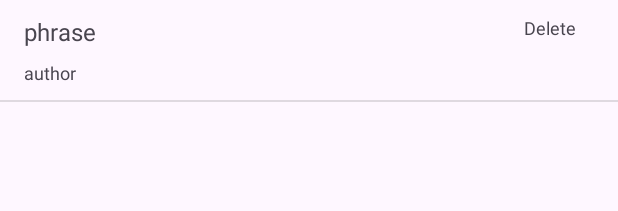
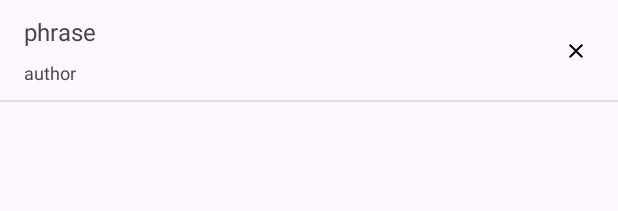
Before and after one commit to ElenaPanPanda/Phrases, an Android app: the layout item_phrase.xml on its own in the app's theme, with its tools: preview values and no code run, on a phone screen of 412 x 824 dp. Shown: the top 211 px of the screen. Run offline under Robolectric (Android 15) with nearby library versions, the light colour scheme and no system bars.

Commit message:
change delete button for icon

```diff
--- a/app/src/main/java/com/example/phrases/Adapter.kt
+++ b/app/src/main/java/com/example/phrases/Adapter.kt
@@ -3,6 +3,7 @@ package com.example.phrases
 import android.view.LayoutInflater
 import android.view.View
 import android.view.ViewGroup
+import android.widget.ImageView
 import android.widget.TextView
 import androidx.recyclerview.widget.RecyclerView
 
@@ -12,7 +13,7 @@ class Adapter(
     class ViewHolder(view: View) : RecyclerView.ViewHolder(view) {
         val phrase: TextView = view.findViewById(R.id.phrase_tv)
         val author: TextView = view.findViewById(R.id.author_tv)
-        val deleteButton: TextView = view.findViewById(R.id.delete_button)
+        val deleteButton: ImageView = view.findViewById(R.id.delete_button)
     }
 
     override fun onCreateViewHolder(parent: ViewGroup, viewType: Int): ViewHolder {
@@ -28,7 +29,7 @@ class Adapter(
         holder.phrase.text = dataList[position].phrase
         holder.author.text = dataList[position].author
 
-        holder.deleteButton.setOnClickListener{
+        holder.deleteButton.setOnClickListener {
             removeItem(holder.adapterPosition)
         }
     }
--- a/app/src/main/java/com/example/phrases/MainActivity.kt
+++ b/app/src/main/java/com/example/phrases/MainActivity.kt
@@ -17,9 +17,5 @@ class MainActivity : AppCompatActivity() {
 
         binding.recycleView.layoutManager = LinearLayoutManager(this)
         binding.recycleView.adapter = adapter
-
-
-
-
     }
 }
--- /dev/null
+++ b/app/src/main/res/drawable/ic_add.xml
@@ -0,0 +1,5 @@
+<vector android:height="24dp" android:tint="#000000"
+    android:viewportHeight="24" android:viewportWidth="24"
+    android:width="24dp" xmlns:android="http://schemas.android.com/apk/res/android">
+    <path android:fillColor="@android:color/white" android:pathData="M19,13h-6v6h-2v-6H5v-2h6V5h2v6h6v2z"/>
+</vector>
--- /dev/null
+++ b/app/src/main/res/drawable/ic_clear.xml
@@ -0,0 +1,5 @@
+<vector android:height="16dp" android:tint="#000000"
+    android:viewportHeight="24" android:viewportWidth="24"
+    android:width="16dp" xmlns:android="http://schemas.android.com/apk/res/android">
+    <path android:fillColor="@android:color/white" android:pathData="M19,6.41L17.59,5 12,10.59 6.41,5 5,6.41 10.59,12 5,17.59 6.41,19 12,13.41 17.59,19 19,17.59 13.41,12z"/>
+</vector>
--- a/app/src/main/res/layout/activity_main.xml
+++ b/app/src/main/res/layout/activity_main.xml
@@ -46,5 +46,4 @@
 
     </androidx.coordinatorlayout.widget.CoordinatorLayout>
 
-
 </androidx.constraintlayout.widget.ConstraintLayout>
--- a/app/src/main/res/layout/item_phrase.xml
+++ b/app/src/main/res/layout/item_phrase.xml
@@ -30,19 +30,16 @@
         app:layout_constraintTop_toBottomOf="@id/phrase_tv"
         tools:text="author" />
 
-    <TextView
+    <ImageView
         android:id="@+id/delete_button"
         android:layout_width="wrap_content"
         android:layout_height="wrap_content"
-        android:layout_marginHorizontal="16dp"
-        android:paddingStart="12dp"
-        android:paddingEnd="12dp"
-        android:paddingBottom="12dp"
-        android:text="@string/delete"
-        android:textSize="12sp"
+        android:padding="20dp"
+        android:src="@drawable/ic_clear"
+        app:layout_constraintBottom_toBottomOf="parent"
         app:layout_constraintEnd_toEndOf="parent"
         app:layout_constraintStart_toEndOf="@id/phrase_tv"
-        app:layout_constraintTop_toTopOf="@id/phrase_tv" />
+        app:layout_constraintTop_toTopOf="parent" />
 
     <View
         android:id="@+id/divider"
```
